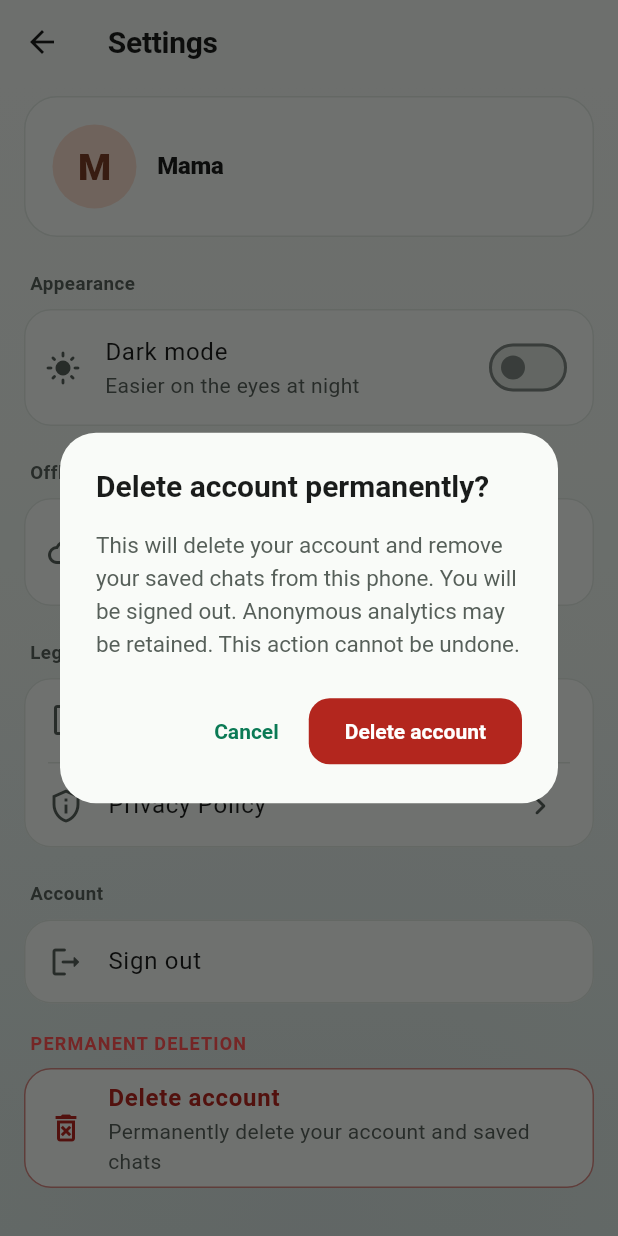
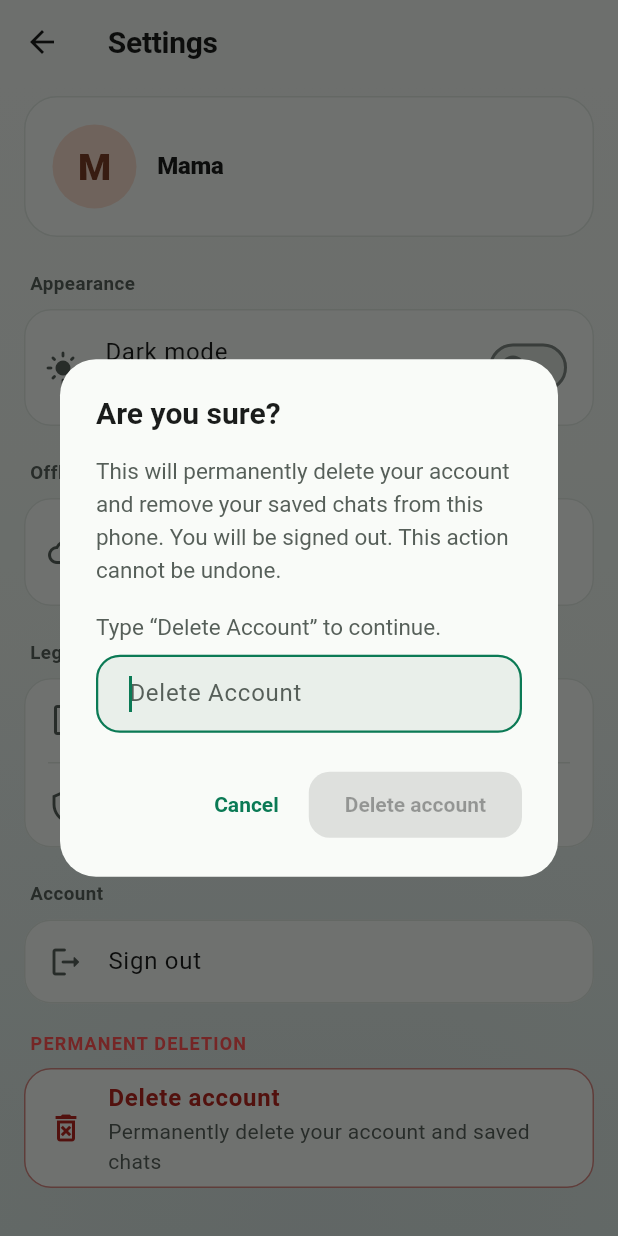
Before and after one commit to helpmumchatbot359/Offline-first-on-device-AI-chatbot, a Flutter app: the SettingsPage screen opened directly, after a tap on "Delete account", on a phone screen of 412 x 824 dp. Run offline on Flutter 3.47's test engine with Material 3 defaults, Android fonts, the phone set to English and light mode, and no system bars; our stand-ins replace connectivity_plus, dio, equatable, flutter_bloc, flutter_secure_storage, objectbox and 1 more; missing offline and left inert: cryptography; accounts and stored records are empty; generated files the repository leaves out were written again.

Commit message:
Require typed confirmation for account deletion

```diff
--- a/lib/features/settings/presentation/pages/settings_page.dart
+++ b/lib/features/settings/presentation/pages/settings_page.dart
@@ -43,14 +43,35 @@ class SettingsPage extends StatelessWidget {
 
   Future<void> _confirmDeleteAccount(BuildContext context) async {
     final authBloc = context.read<AuthBloc>();
-    final ok = await showDialog<bool>(
+    final confirmationController = TextEditingController();
+    final deleted = await showDialog<bool>(
       context: context,
-      builder: (ctx) => AlertDialog(
-        title: const Text('Delete account permanently?'),
-        content: const Text(
-          'This will delete your account and remove your saved chats from this '
-          'phone. You will be signed out. Anonymous analytics may be retained. '
-          'This action cannot be undone.',
+      builder: (ctx) => StatefulBuilder(
+        builder: (ctx, setDialogState) => AlertDialog(
+          title: const Text('Are you sure?'),
+          content: Column(
+            mainAxisSize: MainAxisSize.min,
+            crossAxisAlignment: CrossAxisAlignment.start,
+            children: [
+              const Text(
+                'This will permanently delete your account and remove your '
+                'saved chats from this phone. You will be signed out. This '
+                'action cannot be undone.',
+              ),
+              const SizedBox(height: 16),
+              const Text('Type “Delete Account” to continue.'),
+              const SizedBox(height: 8),
+              TextField(
+                controller: confirmationController,
+                autofocus: true,
+                textCapitalization: TextCapitalization.words,
+                decoration: const InputDecoration(
+                  border: OutlineInputBorder(),
+                  hintText: 'Delete Account',
+                ),
+                onChanged: (_) => setDialogState(() {}),
+              ),
+            ],
           ),
           actions: [
             TextButton(
@@ -63,13 +84,17 @@ class SettingsPage extends StatelessWidget {
                 foregroundColor: Theme.of(ctx).colorScheme.onError,
                 minimumSize: const Size(120, 44),
               ),
-            onPressed: () => Navigator.pop(ctx, true),
+              onPressed: confirmationController.text.trim() == 'Delete Account'
+                  ? () => Navigator.pop(ctx, true)
+                  : null,
               child: const Text('Delete account'),
             ),
           ],
         ),
+      ),
     );
-    if (ok == true) authBloc.add(AccountDeletionRequested());
+    confirmationController.dispose();
+    if (deleted == true) authBloc.add(AccountDeletionRequested());
   }
 
   void _openLegal(
```
Also changed, not shown: assets/play_store/draft/app_icon_512.png (added), assets/play_store/draft/phone_01_welcome_raw.png (added), assets/play_store/draft/phone_02_pregnancy_answer_raw.png (added), assets/play_store/draft/phone_03_pregnancy_answer_dark_raw.png (added), assets/play_store/draft/screenshot_01_pregnancy_food_light_720x1440.jpg (added), assets/play_store/draft/screenshot_02_pregnancy_food_dark_720x1440.jpg (added). Lines whose indentation alone changed are shown as unchanged.
